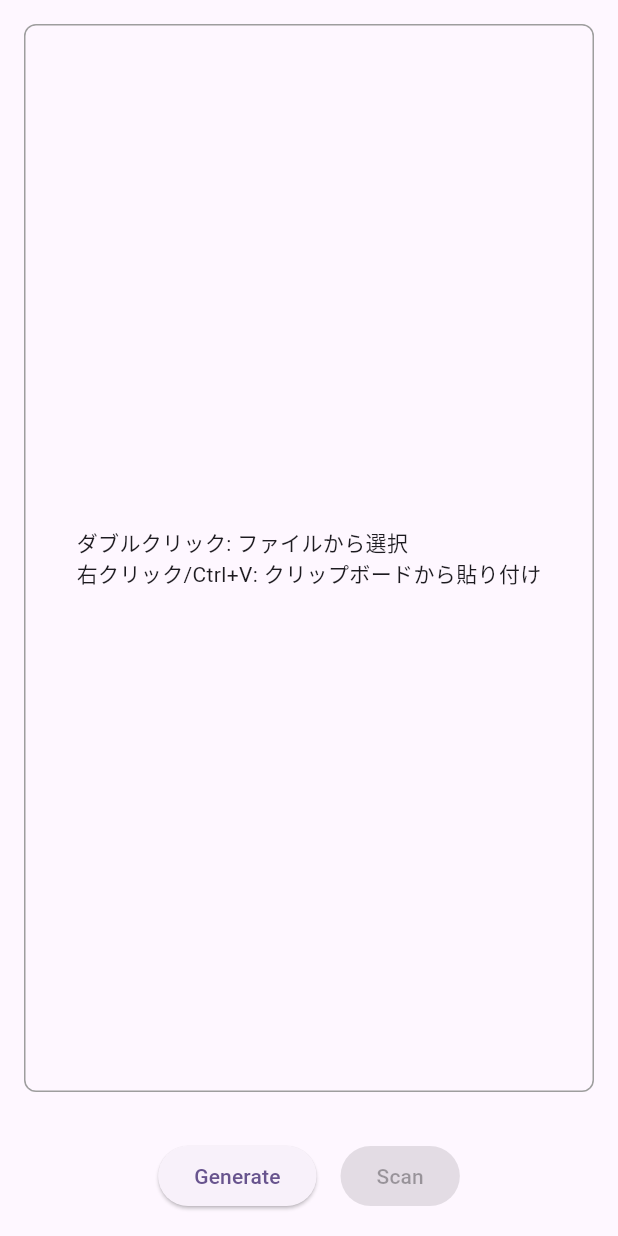
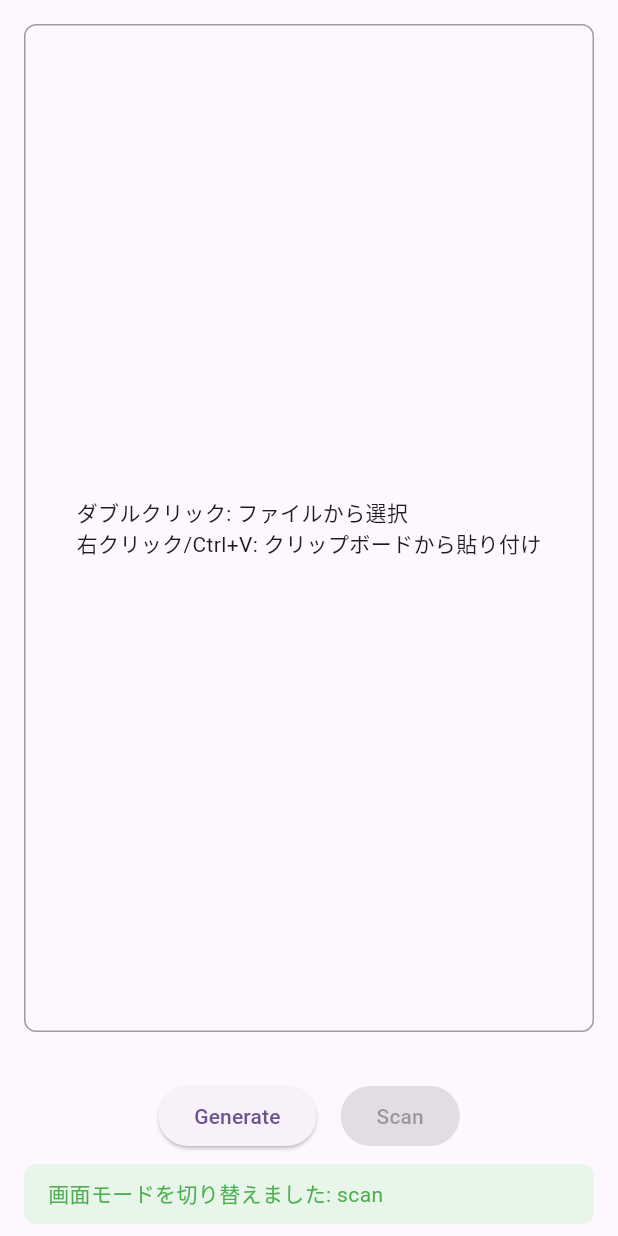
Before and after one commit to boarnasia/qrcodelyze_desktop, a Flutter app: the screen it shows after launch, after a tap on "Scan", on a phone screen of 412 x 824 dp. Run offline on Flutter 3.47's test engine with Material 3 defaults, Android fonts, the phone set to English and light mode, and no system bars; our stand-ins replace qr_flutter; missing offline and left inert: file_selector, pasteboard, window_manager.

Commit message:
ログビューを改善した

```diff
--- a/lib/constants/app_constants.dart
+++ b/lib/constants/app_constants.dart
@@ -6,6 +6,7 @@ class AppConstants {
   static const double windowHeight = 547;
   static const Size windowSize = Size(windowWidth, windowHeight);
   static const String defaultQrData = 'QRcodelyze';
+  static const int logBufferSize = 1000;
 
   const AppConstants._();
 }
--- a/lib/log/log_wrapper.dart
+++ b/lib/log/log_wrapper.dart
@@ -27,4 +27,6 @@ void _log(Level level, String message) {
   // スタックトレースの3行目（インデックス2）が呼び出し元の情報
   final caller = trace.length > 2 ? trace[2].trim() : 'unknown';
   appLogger.log(level, '$message → at $caller');
+
+  if (level == Level.INFO) appLogBuffer.add(message);
 }
--- a/lib/log/logger.dart
+++ b/lib/log/logger.dart
@@ -2,6 +2,27 @@ import 'package:logging/logging.dart';
 import 'package:flutter/foundation.dart';
 
 final Logger appLogger = Logger('QRcodelyze');
+
+/// ログバッファ（最新logBufferSize件まで保持）
+class LogBuffer {
+  final int maxLength;
+  final List<String> _buffer = [];
+
+  LogBuffer(this.maxLength);
+
+  void add(String log) {
+    _buffer.add(log);
+    if (_buffer.length > maxLength) {
+      _buffer.removeAt(0);
+    }
+  }
+
+  List<String> get logs => List.unmodifiable(_buffer);
+
+  String get latest => _buffer.isNotEmpty ? _buffer.last : '';
+}
+
+final LogBuffer appLogBuffer = LogBuffer(1000); // AppConstants.logBufferSizeはimportできないため数値直書き
 
 /// ログレベルを文字列から解析する
 Level _parseLogLevel(String name) {
@@ -45,11 +66,6 @@ void initLogging(List<String> args) {
       : _parseLogLevel(levelArg.split('=').last);
 
   Logger.root.level = logLevel;
-  Logger.root.onRecord.listen((record) {
-    final time = record.time.toIso8601String();
-    final level = record.level.name.padRight(7);
-    print('[$level][$time] ${record.loggerName}: ${record.message}');
-  });
 
   if (isDebugMode) {
     appLogger.info('デバッグモードでログ出力を有効化しました');
--- a/lib/main.dart
+++ b/lib/main.dart
@@ -3,6 +3,7 @@
 import 'constants/app_constants.dart';
 import 'screens/generate_screen.dart';
 import 'screens/scan_screen.dart';
+import 'screens/log_view.dart';
 import 'log/logger.dart';
 import 'log/log_wrapper.dart';
 
@@ -77,6 +78,7 @@
 class _MyHomePageState extends State<MyHomePage> {
   // モード状態を追加
   ScreenMode _mode = ScreenMode.generate;
+  bool _logExpanded = false;
 
   void _switchMode(ScreenMode mode) {
     setState(() {
@@ -100,8 +102,8 @@
     return Scaffold(
       body: Column(
         children: [
+          if (!_logExpanded) ...[
             Expanded(child: screen),
-          // 3. 画面下部に切り替えボタン
             Row(
               mainAxisAlignment: MainAxisAlignment.center,
               children: [
@@ -126,7 +128,35 @@
                 ),
               ],
             ),
-          const SizedBox(height: 16),
+          ],
+          const SizedBox(height: 8),
+          if (_logExpanded)
+            Expanded(
+              child: Padding(
+                padding: const EdgeInsets.symmetric(horizontal: 16.0),
+                child: LogView(
+                  expanded: true,
+                  onExpandChanged: (expanded) {
+                    setState(() {
+                      _logExpanded = expanded;
+                    });
+                  },
+                ),
+              ),
+            )
+          else
+            Padding(
+              padding: const EdgeInsets.symmetric(horizontal: 16.0),
+              child: LogView(
+                expanded: false,
+                onExpandChanged: (expanded) {
+                  setState(() {
+                    _logExpanded = expanded;
+                  });
+                },
+              ),
+            ),
+          const SizedBox(height: 8),
         ],
       ),
     );
--- /dev/null
+++ b/lib/screens/log_view.dart
@@ -0,0 +1,50 @@
+import 'package:flutter/material.dart';
+import '../log/logger.dart';
+
+class LogView extends StatelessWidget {
+  final bool expanded;
+  final void Function(bool expanded)? onExpandChanged;
+  const LogView({super.key, required this.expanded, this.onExpandChanged});
+
+  void _handleDoubleTap() {
+    onExpandChanged?.call(!expanded);
+  }
+
+  @override
+  Widget build(BuildContext context) {
+    final logs = appLogBuffer.logs;
+    final latest = appLogBuffer.latest;
+    return GestureDetector(
+      onDoubleTap: _handleDoubleTap,
+      child: Container(
+        width: double.infinity,
+        height: expanded ? null : 40,
+        margin: expanded ? EdgeInsets.zero : null,
+        padding: const EdgeInsets.symmetric(horizontal: 16, vertical: 8),
+        decoration: BoxDecoration(
+          color: expanded ? const Color(0xFFDFF5E1) : Colors.green.shade50,
+          borderRadius: BorderRadius.circular(8),
+        ),
+        child: expanded
+            ? Scrollbar(
+                child: ListView.builder(
+                  itemCount: logs.length,
+                  itemBuilder: (context, index) => Text(
+                    logs[index],
+                    style: const TextStyle(fontSize: 14, color: Colors.green),
+                  ),
+                ),
+              )
+            : Align(
+                alignment: Alignment.centerLeft,
+                child: Text(
+                  latest,
+                  maxLines: 1,
+                  overflow: TextOverflow.ellipsis,
+                  style: const TextStyle(fontSize: 14, color: Colors.green),
+                ),
+              ),
+      ),
+    );
+  }
+}
--- a/lib/screens/scan_screen.dart
+++ b/lib/screens/scan_screen.dart
@@ -61,22 +61,6 @@ class _ScanScreenState extends State<ScanScreen> {
               ),
             ),
             const SizedBox(height: 16),
-
-            // スキャン結果表示エリア
-            if (_scanResult != null || _errorMessage != null)
-              Container(
-                padding: const EdgeInsets.all(8),
-                decoration: BoxDecoration(
-                  color: _errorMessage != null ? Colors.red.shade50 : Colors.green.shade50,
-                  borderRadius: BorderRadius.circular(8),
-                ),
-                child: Text(
-                  _errorMessage ?? _scanResult!,
-                  style: TextStyle(
-                    color: _errorMessage != null ? Colors.red : Colors.green,
-                  ),
-                ),
-              ),
           ],
         ),
       ),
```
Lines whose indentation alone changed are shown as unchanged.
